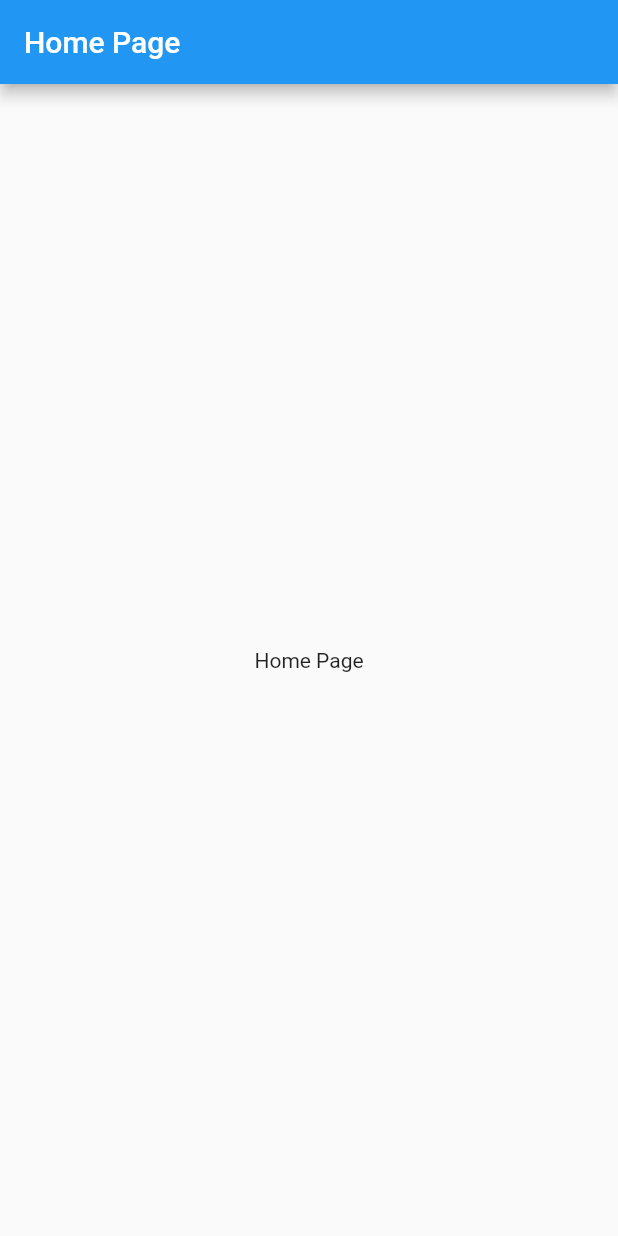
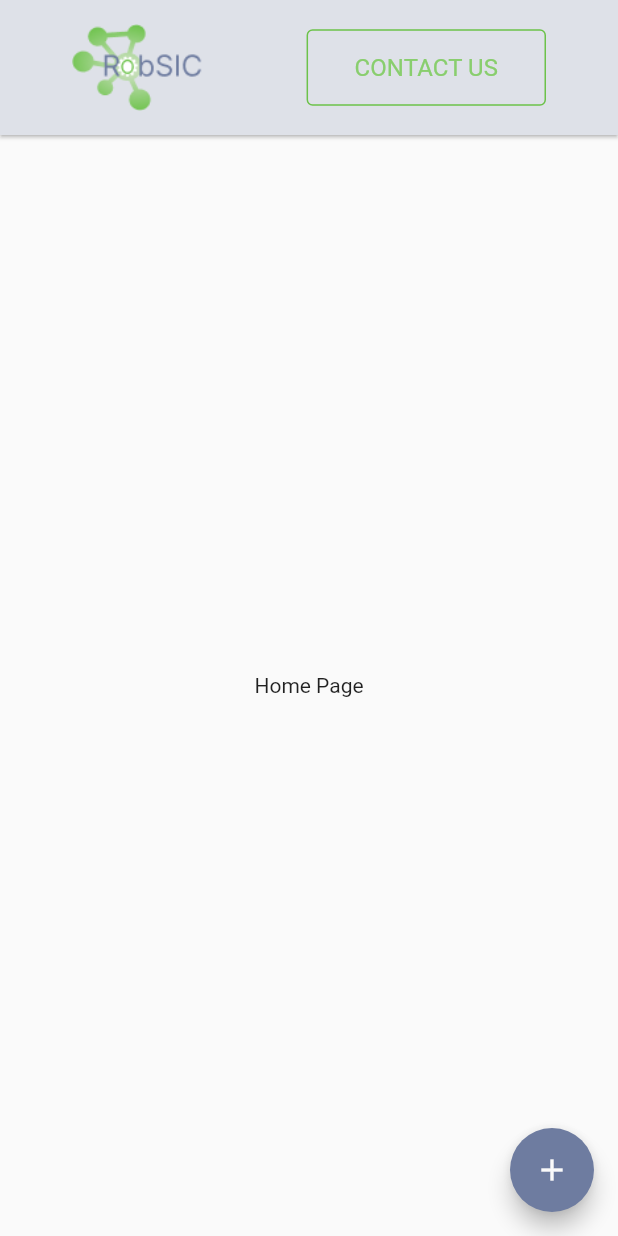
Before and after one commit to Robsic/site-robsic, a Flutter app: the screen it shows after launch, on a phone screen of 412 x 824 dp. Run offline on Flutter 3.47's test engine with Material 2 defaults, Android fonts, the phone set to English and light mode, and no system bars.

Commit message:
Configure theme and basic components

```diff
--- a/lib/src/app.dart
+++ b/lib/src/app.dart
@@ -1,4 +1,5 @@
 import 'package:flutter/material.dart';
+import 'package:robsic/src/core/ui/tokens/tokens.dart';
 
 import 'modules/home/home.dart';
 
@@ -11,7 +12,94 @@ class App extends StatelessWidget {
       debugShowCheckedModeBanner: false,
       title: 'RobSIC',
       theme: ThemeData(
-        primarySwatch: Colors.blue,
+        colorScheme: const ColorScheme(
+            brightness: Brightness.light,
+            primary: TokenColors.primary,
+            onPrimary: TokenColors.gray50,
+            primaryContainer: TokenColors.primary60,
+            onPrimaryContainer: TokenColors.gray900,
+            secondary: TokenColors.secondary,
+            onSecondary: TokenColors.gray50,
+            secondaryContainer: TokenColors.secondary60,
+            tertiary: TokenColors.emphasis,
+            onTertiary: TokenColors.gray50,
+            tertiaryContainer: TokenColors.emphasis60,
+            onTertiaryContainer: TokenColors.gray900,
+            error: TokenColors.alert,
+            onError: TokenColors.gray50,
+            errorContainer: TokenColors.alert60,
+            onErrorContainer: TokenColors.gray900,
+            background: TokenColors.gray100,
+            onBackground: TokenColors.gray900,
+            surface: TokenColors.gray100,
+            onSurface: TokenColors.gray900,
+            outline: TokenColors.primary40,
+            surfaceVariant: TokenColors.primary40,
+            onSurfaceVariant: TokenColors.gray600),
+        outlinedButtonTheme: OutlinedButtonThemeData(
+          style: ButtonStyle(
+            padding: MaterialStateProperty.all<EdgeInsets>(
+              const EdgeInsets.symmetric(
+                horizontal: TokenSpaces.xl,
+                vertical: TokenSpaces.md,
+              ),
+            ),
+            foregroundColor: MaterialStateProperty.resolveWith((states) {
+              if (states.contains(MaterialState.hovered) ||
+                  states.contains(MaterialState.focused)) {
+                return TokenColors.primary;
+              } else if (states.contains(MaterialState.disabled)) {
+                return TokenColors.gray400;
+              }
+              return TokenColors.primary80;
+            }),
+            textStyle: MaterialStateProperty.resolveWith<TextStyle>((states) {
+              if (states.contains(MaterialState.hovered) ||
+                  states.contains(MaterialState.focused)) {
+                return const TextStyle(
+                    fontFamily: 'Roboto',
+                    //color: TokenColors.primary,
+                    fontSize: 16.0,
+                    //fontWeight: FontWeight.bold,
+                    height: 1.2,
+                    letterSpacing: 0.05);
+              } else if (states.contains(MaterialState.disabled)) {
+                return const TextStyle(
+                    fontFamily: 'Roboto',
+                    color: TokenColors.gray400,
+                    fontSize: 16.0,
+                    //fontWeight: FontWeight.bold,
+                    height: 1.2,
+                    letterSpacing: 0.05);
+              }
+              return const TextStyle(
+                  fontFamily: 'Roboto',
+                  fontSize: 16.0,
+                  //fontWeight: FontWeight.bold,
+                  height: 1.2,
+                  letterSpacing: 0.05);
+            }),
+            side: MaterialStateProperty.resolveWith<BorderSide>(
+              (states) {
+                if (states.contains(MaterialState.hovered) ||
+                    states.contains(MaterialState.focused)) {
+                  return const BorderSide(
+                    color: TokenColors.primary,
+                    width: 1.5,
+                  );
+                } else if (states.contains(MaterialState.disabled)) {
+                  return const BorderSide(
+                    color: TokenColors.gray400,
+                    width: 1.5,
+                  );
+                }
+                return const BorderSide(
+                  color: TokenColors.primary,
+                );
+              },
+            ),
+          ),
+        ),
       ),
       home: const HomePage(),
     );
--- /dev/null
+++ b/lib/src/core/ui/atoms/label_atom.dart
@@ -0,0 +1,11 @@
+import 'package:flutter/material.dart';
+
+class LabelAtom extends StatelessWidget {
+  const LabelAtom({super.key, required this.text});
+  final String text;
+
+  @override
+  Widget build(BuildContext context) {
+    return Text(text);
+  }
+}
--- /dev/null
+++ b/lib/src/core/ui/molecules/outlined_button_molecule.dart
@@ -0,0 +1,21 @@
+import 'package:flutter/material.dart';
+import 'package:robsic/src/core/ui/tokens/tokens.dart';
+
+class OutlinedButtonMolecule extends StatelessWidget {
+  const OutlinedButtonMolecule({
+    super.key,
+    this.onPressed,
+    this.label,
+  });
+
+  final VoidCallback? onPressed;
+  final Widget? label;
+
+  @override
+  Widget build(BuildContext context) {
+    return OutlinedButton(
+      onPressed: onPressed,
+      child: label,
+    );
+  }
+}
--- /dev/null
+++ b/lib/src/core/ui/organisms/appbar_organism.dart
@@ -0,0 +1,40 @@
+import 'package:flutter/material.dart';
+import 'package:robsic/src/core/ui/atoms/images_asset.dart';
+import 'package:robsic/src/core/ui/atoms/label_atom.dart';
+import 'package:robsic/src/core/ui/molecules/outlined_button_molecule.dart';
+import 'package:robsic/src/core/ui/tokens/tokens.dart';
+
+class AppBarOrganism extends StatelessWidget implements PreferredSizeWidget {
+  const AppBarOrganism({super.key, this.height = 90.0, this.child});
+
+  final Widget? child;
+  final double height;
+
+  @override
+  Widget build(BuildContext context) {
+    return Material(
+      elevation: 1.0,
+      child: Container(
+        color: Theme.of(context).colorScheme.secondary.withOpacity(0.2),
+        height: preferredSize.height,
+        child: Padding(
+          padding: const EdgeInsets.symmetric(
+            horizontal: TokenSpaces.xxl,
+            vertical: TokenSpaces.md,
+          ),
+          child: Row(children: [
+            const Image(image: ImagesAsset.robsicLogo),
+            const Spacer(),
+            OutlinedButtonMolecule(
+              label: LabelAtom(text: 'contact us'.toUpperCase()),
+              onPressed: () {},
+            ),
+          ]),
+        ),
+      ),
+    );
+  }
+
+  @override
+  Size get preferredSize => Size.fromHeight(height);
+}
--- a/lib/src/modules/home/presentation/pages/home_page.dart
+++ b/lib/src/modules/home/presentation/pages/home_page.dart
@@ -1,4 +1,5 @@
 import 'package:flutter/material.dart';
+import 'package:robsic/src/core/ui/organisms/appbar_organism.dart';
 
 class HomePage extends StatefulWidget {
   const HomePage({super.key});
@@ -11,14 +12,14 @@ class _HomePageState extends State<HomePage> {
   @override
   Widget build(BuildContext context) {
     return Scaffold(
-      appBar: AppBar(
-        title: const Text('Home Page'),
-      ),
+      appBar: AppBarOrganism(),
       body: const Center(
         child: Text(
           'Home Page',
         ),
       ),
+      floatingActionButton:
+          FloatingActionButton(child: Icon(Icons.add), onPressed: () {}),
     );
   }
 }
```
